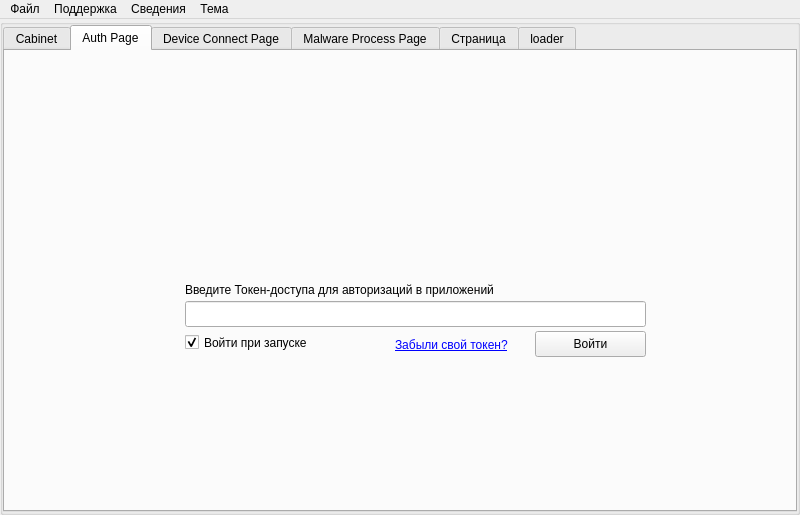
This is ui/mainwindow.ui in badcast/adskiller as Qt 5 draws it before an edit. The edited form follows.
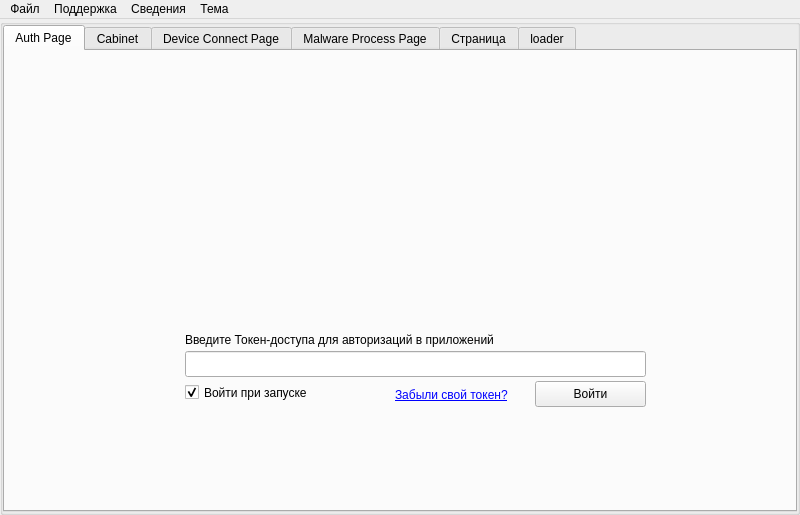
This is the edited form. The open tabs and pages were chosen to show the change. Icons and pictures are not drawn.

The edit to the form file:
```diff
--- a/ui/mainwindow.ui
+++ b/ui/mainwindow.ui
@@ -78,6 +78,126 @@
          <property name="currentIndex">
           <number>0</number>
          </property>
+         <widget class="QWidget" name="tab">
+          <attribute name="title">
+           <string>Auth Page</string>
+          </attribute>
+          <widget class="QLineEdit" name="lineEditToken">
+           <property name="geometry">
+            <rect>
+             <x>180</x>
+             <y>300</y>
+             <width>461</width>
+             <height>26</height>
+            </rect>
+           </property>
+           <property name="maxLength">
+            <number>128</number>
+           </property>
+           <property name="echoMode">
+            <enum>QLineEdit::EchoMode::Password</enum>
+           </property>
+          </widget>
+          <widget class="QPushButton" name="authButton">
+           <property name="geometry">
+            <rect>
+             <x>530</x>
+             <y>330</y>
+             <width>111</width>
+             <height>26</height>
+            </rect>
+           </property>
+           <property name="text">
+            <string>Войти</string>
+           </property>
+          </widget>
+          <widget class="QLabel" name="label_4">
+           <property name="geometry">
+            <rect>
+             <x>180</x>
+             <y>280</y>
+             <width>361</width>
+             <height>18</height>
+            </rect>
+           </property>
+           <property name="text">
+            <string>Введите Токен-доступа для авторизаций в приложений</string>
+           </property>
+          </widget>
+          <widget class="QLabel" name="statusAuthText">
+           <property name="geometry">
+            <rect>
+             <x>180</x>
+             <y>370</y>
+             <width>461</width>
+             <height>61</height>
+            </rect>
+           </property>
+           <property name="text">
+            <string/>
+           </property>
+           <property name="alignment">
+            <set>Qt::AlignmentFlag::AlignLeading|Qt::AlignmentFlag::AlignLeft|Qt::AlignmentFlag::AlignTop</set>
+           </property>
+           <property name="wordWrap">
+            <bool>true</bool>
+           </property>
+          </widget>
+          <widget class="QLabel" name="label_2">
+           <property name="geometry">
+            <rect>
+             <x>390</x>
+             <y>334</y>
+             <width>131</width>
+             <height>20</height>
+            </rect>
+           </property>
+           <property name="text">
+            <string>&lt;a href=&quot;index&quot;&gt;Забыли свой токен?&lt;/a&gt;</string>
+           </property>
+           <property name="openExternalLinks">
+            <bool>false</bool>
+           </property>
+           <property name="textInteractionFlags">
+            <set>Qt::TextInteractionFlag::LinksAccessibleByKeyboard|Qt::TextInteractionFlag::LinksAccessibleByMouse|Qt::TextInteractionFlag::TextBrowserInteraction|Qt::TextInteractionFlag::TextSelectableByKeyboard|Qt::TextInteractionFlag::TextSelectableByMouse</set>
+           </property>
+          </widget>
+          <widget class="QFrame" name="frame">
+           <property name="geometry">
+            <rect>
+             <x>290</x>
+             <y>60</y>
+             <width>221</width>
+             <height>201</height>
+            </rect>
+           </property>
+           <property name="styleSheet">
+            <string notr="true">image: url(:/resources/app-icon);</string>
+           </property>
+           <property name="frameShape">
+            <enum>QFrame::Shape::NoFrame</enum>
+           </property>
+           <property name="frameShadow">
+            <enum>QFrame::Shadow::Plain</enum>
+           </property>
+          </widget>
+          <widget class="QCheckBox" name="checkBox">
+           <property name="geometry">
+            <rect>
+             <x>180</x>
+             <y>330</y>
+             <width>191</width>
+             <height>23</height>
+            </rect>
+           </property>
+           <property name="text">
+            <string>Войти при запуске</string>
+           </property>
+           <property name="checked">
+            <bool>true</bool>
+           </property>
+          </widget>
+         </widget>
          <widget class="QWidget" name="tab0">
           <attribute name="title">
            <string>Cabinet</string>
@@ -392,126 +512,6 @@
            </widget>
           </widget>
          </widget>
-         <widget class="QWidget" name="tab">
-          <attribute name="title">
-           <string>Auth Page</string>
-          </attribute>
-          <widget class="QLineEdit" name="lineEditToken">
-           <property name="geometry">
-            <rect>
-             <x>180</x>
-             <y>250</y>
-             <width>461</width>
-             <height>26</height>
-            </rect>
-           </property>
-           <property name="maxLength">
-            <number>128</number>
-           </property>
-           <property name="echoMode">
-            <enum>QLineEdit::EchoMode::Password</enum>
-           </property>
-          </widget>
-          <widget class="QPushButton" name="authButton">
-           <property name="geometry">
-            <rect>
-             <x>530</x>
-             <y>280</y>
-             <width>111</width>
-             <height>26</height>
-            </rect>
-           </property>
-           <property name="text">
-            <string>Войти</string>
-           </property>
-          </widget>
-          <widget class="QLabel" name="label_4">
-           <property name="geometry">
-            <rect>
-             <x>180</x>
-             <y>230</y>
-             <width>361</width>
-             <height>18</height>
-            </rect>
-           </property>
-           <property name="text">
-            <string>Введите Токен-доступа для авторизаций в приложений</string>
-           </property>
-          </widget>
-          <widget class="QLabel" name="statusAuthText">
-           <property name="geometry">
-            <rect>
-             <x>180</x>
-             <y>320</y>
-             <width>461</width>
-             <height>61</height>
-            </rect>
-           </property>
-           <property name="text">
-            <string/>
-           </property>
-           <property name="alignment">
-            <set>Qt::AlignmentFlag::AlignLeading|Qt::AlignmentFlag::AlignLeft|Qt::AlignmentFlag::AlignTop</set>
-           </property>
-           <property name="wordWrap">
-            <bool>true</bool>
-           </property>
-          </widget>
-          <widget class="QLabel" name="label_2">
-           <property name="geometry">
-            <rect>
-             <x>390</x>
-             <y>284</y>
-             <width>131</width>
-             <height>20</height>
-            </rect>
-           </property>
-           <property name="text">
-            <string>&lt;a href=&quot;index&quot;&gt;Забыли свой токен?&lt;/a&gt;</string>
-           </property>
-           <property name="openExternalLinks">
-            <bool>false</bool>
-           </property>
-           <property name="textInteractionFlags">
-            <set>Qt::TextInteractionFlag::LinksAccessibleByKeyboard|Qt::TextInteractionFlag::LinksAccessibleByMouse|Qt::TextInteractionFlag::TextBrowserInteraction|Qt::TextInteractionFlag::TextSelectableByKeyboard|Qt::TextInteractionFlag::TextSelectableByMouse</set>
-           </property>
-          </widget>
-          <widget class="QFrame" name="frame">
-           <property name="geometry">
-            <rect>
-             <x>290</x>
-             <y>10</y>
-             <width>221</width>
-             <height>201</height>
-            </rect>
-           </property>
-           <property name="styleSheet">
-            <string notr="true">image: url(:/resources/app-icon);</string>
-           </property>
-           <property name="frameShape">
-            <enum>QFrame::Shape::NoFrame</enum>
-           </property>
-           <property name="frameShadow">
-            <enum>QFrame::Shadow::Plain</enum>
-           </property>
-          </widget>
-          <widget class="QCheckBox" name="checkBox">
-           <property name="geometry">
-            <rect>
-             <x>180</x>
-             <y>280</y>
-             <width>191</width>
-             <height>23</height>
-            </rect>
-           </property>
-           <property name="text">
-            <string>Войти при запуске</string>
-           </property>
-           <property name="checked">
-            <bool>true</bool>
-           </property>
-          </widget>
-         </widget>
          <widget class="QWidget" name="tab1">
           <attribute name="title">
            <string>Device Connect Page</string>
```
Left out of the diff: 12 changed lines with no effect on the pictures.
